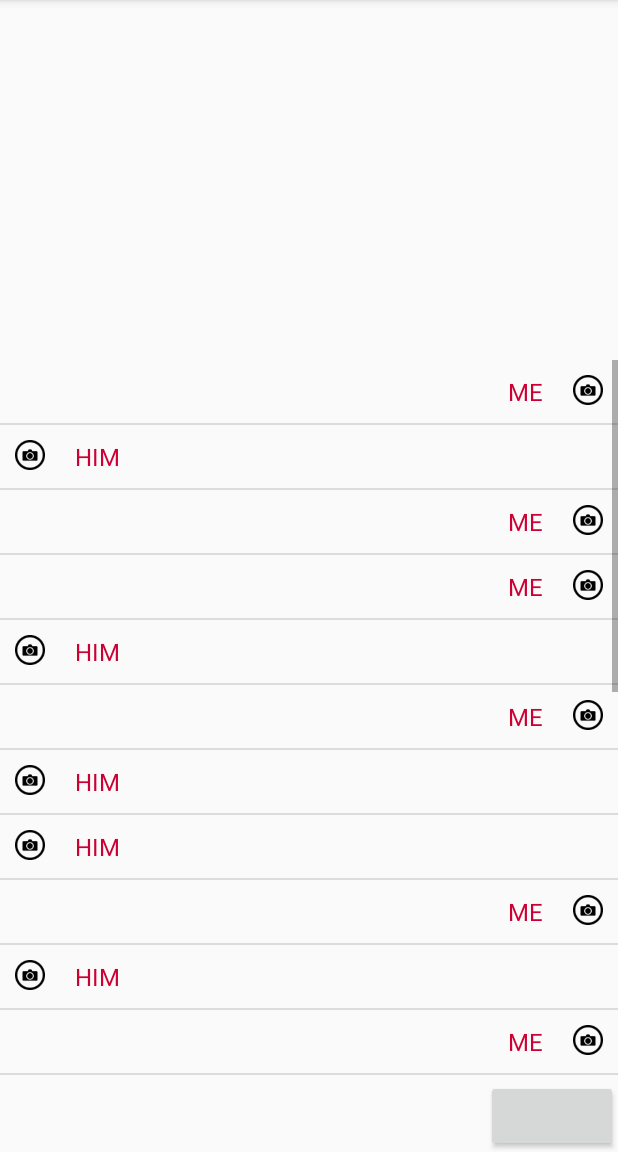
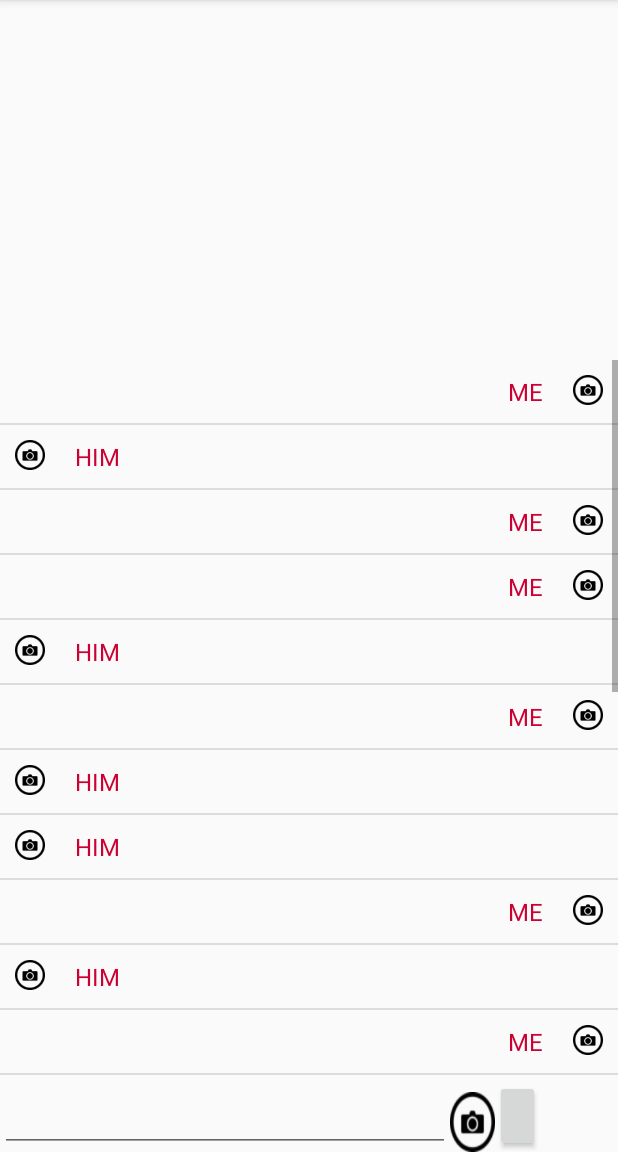
Before and after one commit to kjayashankar/SnappyChat, an Android app: the screen it shows after launch (ChatActivity), after a tap on "Friend 1", on a phone screen of 412 x 824 dp, the part 84-1236 px from its top. Run offline under Robolectric (Android 15) with nearby library versions, the phone set to English and light mode, and no system bars.

Commit message:
Chat send pictures - v3.0

```diff
--- a/app/src/main/java/com/sjsu/snappychat/ChatActivity.java
+++ b/app/src/main/java/com/sjsu/snappychat/ChatActivity.java
@@ -1,35 +1,52 @@
 package com.sjsu.snappychat;
 
+import android.app.Activity;
 import android.content.Intent;
+import android.graphics.Bitmap;
+import android.graphics.BitmapFactory;
 import android.support.v7.app.AppCompatActivity;
 import android.os.Bundle;
+import android.util.Log;
 import android.view.View;
 import android.widget.AdapterView;
+import android.widget.Button;
 import android.widget.ListView;
 import android.widget.Toast;
 
+import java.io.FileNotFoundException;
+import java.io.IOException;
+import java.io.InputStream;
 import java.util.ArrayList;
 import java.util.List;
 
+import static android.R.attr.bitmap;
+import static android.R.attr.drawable;
+
 public class ChatActivity extends AppCompatActivity implements
         AdapterView.OnItemClickListener {
-
+    private static final int CAMERA_REQUEST_INTENT = 1016;
+    private Bitmap capturedImage = null;
     List<String> list = new ArrayList<String>();
-
+    List<ChatMessage> chatMessages = null;
     ListView listView;
     List<ChatItem> chatItems;
+    private String chatSession = "";
 
     @Override
     protected void onCreate(Bundle savedInstanceState) {
         super.onCreate(savedInstanceState);
         setContentView(R.layout.activity_chat);
+        listView = (ListView) findViewById(R.id.listView);
         onStart();
     }
 
     @Override
     protected void onStart() {
         super.onStart();
-
+        if(chatSession.length() > 0 ) {
+            startChatSession(chatSession);
+        }
+        else {
             chatItems = new ArrayList<ChatItem>();
             ChatItem item = new ChatItem(R.drawable.click, "Friend 1", R.drawable.greendot);
             ChatItem item2 = new ChatItem(R.drawable.click, "Friend 2 Friend 2", R.drawable.greendot);
@@ -44,31 +61,44 @@ public class ChatActivity extends AppCompatActivity implements
             chatItems.add(item2);
             chatItems.add(item2);
 
-        listView = (ListView) findViewById(R.id.listView);
             CustomChatVewAdapter adapter = new CustomChatVewAdapter(this, R.layout.chat_list_item, chatItems);
             listView.setAdapter(adapter);
             listView.setOnItemClickListener(this);
-
+        }
     }
 
     @Override
     public void onItemClick(AdapterView<?> parent, View view, int position, long id) {
 
-        Toast toast = Toast.makeText(getApplicationContext(),
-                "Item " + (position + 1) + ": " + chatItems.get(position),
-                Toast.LENGTH_SHORT);
-        toast.show();
-        startChatSession();
-        //ChatItem item = chatItems.get(position);
-        //Intent passer = new Intent(this,ChatClick.class);
-        //passer.putExtra("name",item.getTitle());
-
+        chatSession = chatItems.get(position).getTitle();
+        startChatSession(chatSession);
     }
 
-    private void startChatSession(){
+    private void startChatSession(final String name){
+
         setContentView(R.layout.activity_chat_click);
-
-        List<ChatMessage> chatMessages = new ArrayList<ChatMessage>();
+        final Button capturePicture = (Button) findViewById(R.id.clickPicture);
+        if(capturedImage != null ) {
+            capturePicture.setBackgroundResource(R.drawable.click3);
+            capturePicture.setOnClickListener(new View.OnClickListener() {
+                @Override
+                public void onClick(View v) {
+                    capturedImage = null;
+                    Toast.makeText(getApplicationContext(),"ClearedImage",Toast.LENGTH_SHORT).show();
+                    startChatSession(name);
+                }
+            });
+        }
+        else {
+            capturePicture.setOnClickListener(new View.OnClickListener() {
+                @Override
+                public void onClick(View v) {
+                    Intent cameraIntent = new Intent(android.provider.MediaStore.ACTION_IMAGE_CAPTURE);
+                    startActivityForResult(cameraIntent, CAMERA_REQUEST_INTENT);
+                }
+            });
+        }
+        chatMessages = new ArrayList<ChatMessage>();
         ChatMessage itemhim = new ChatMessage(R.drawable.click,"HIM");
         ChatMessage item = new ChatMessage(R.drawable.click, "ME");
 
@@ -100,6 +130,19 @@ public class ChatActivity extends AppCompatActivity implements
         listView = (ListView) findViewById(R.id.chat_listView);
         CustomChatMessageAdapter adapter = new CustomChatMessageAdapter(this, R.layout.chat_message, chatMessages);
         listView.setAdapter(adapter);
-        //listView.setOnItemClickListener(this);
+
+    }
+
+    @Override
+    protected void onPause() {
+        super.onPause();
+        Log.d("PAUSE","Pausing");
+    }
+
+    @Override
+    protected void onActivityResult(int requestCode, int resultCode, Intent data) {
+        if (requestCode == CAMERA_REQUEST_INTENT && resultCode == Activity.RESULT_OK) {
+            capturedImage = (Bitmap) data.getExtras().get("data");
         }
     }
+}
--- a/app/src/main/java/com/sjsu/snappychat/CustomChatVewAdapter.java
+++ b/app/src/main/java/com/sjsu/snappychat/CustomChatVewAdapter.java
@@ -54,4 +54,15 @@ public class CustomChatVewAdapter extends ArrayAdapter<ChatItem> {
 
         return convertView;
     }
+    @Override
+    public int getViewTypeCount() {
+
+        return getCount();
+    }
+
+    @Override
+    public int getItemViewType(int position) {
+
+        return position;
+    }
 }
--- a/app/src/main/res/layout/activity_chat_click.xml
+++ b/app/src/main/res/layout/activity_chat_click.xml
@@ -14,16 +14,28 @@
         android:layout_above="@+id/sendChat"/>
 
     <EditText
+        android:gravity="left"
         android:layout_width="300dp"
         android:layout_height="wrap_content"
         android:id="@+id/chatText"
+        android:paddingLeft="5dp"
+        android:layout_alignParentBottom="true"/>
+    <Button
+        android:layout_width="30dp"
+        android:layout_height="40dp"
+        android:id="@+id/clickPicture"
+        android:paddingBottom="5dp"
+        android:gravity="center_vertical"
+        android:background="@drawable/click"
+        android:layout_toRightOf="@+id/chatText"
         android:layout_alignParentBottom="true"
-        android:layout_alignLeft="@+id/sendChat"/>
+        />
     <Button
-        android:layout_width="wrap_content"
+        android:gravity="right"
+        android:layout_width="30dp"
         android:layout_height="wrap_content"
         android:id="@+id/sendChat"
-        android:layout_alignParentRight="true"
+        android:layout_toRightOf="@+id/clickPicture"
         android:layout_alignParentBottom="true"
         />
     </RelativeLayout>
```
Lines whose indentation alone changed are shown as unchanged.
